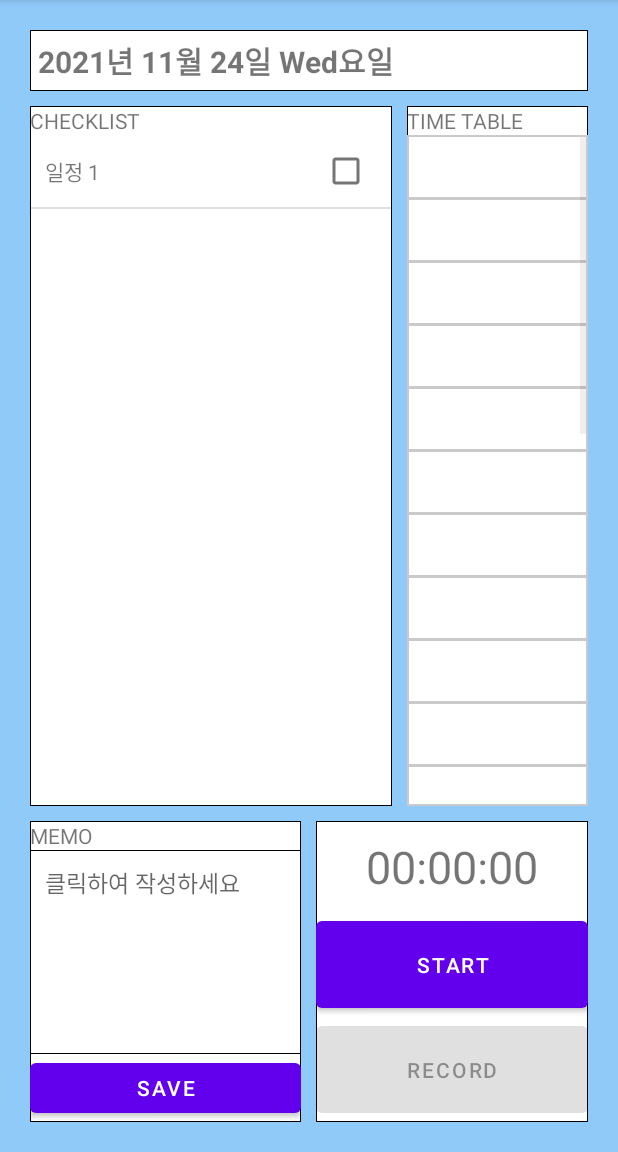
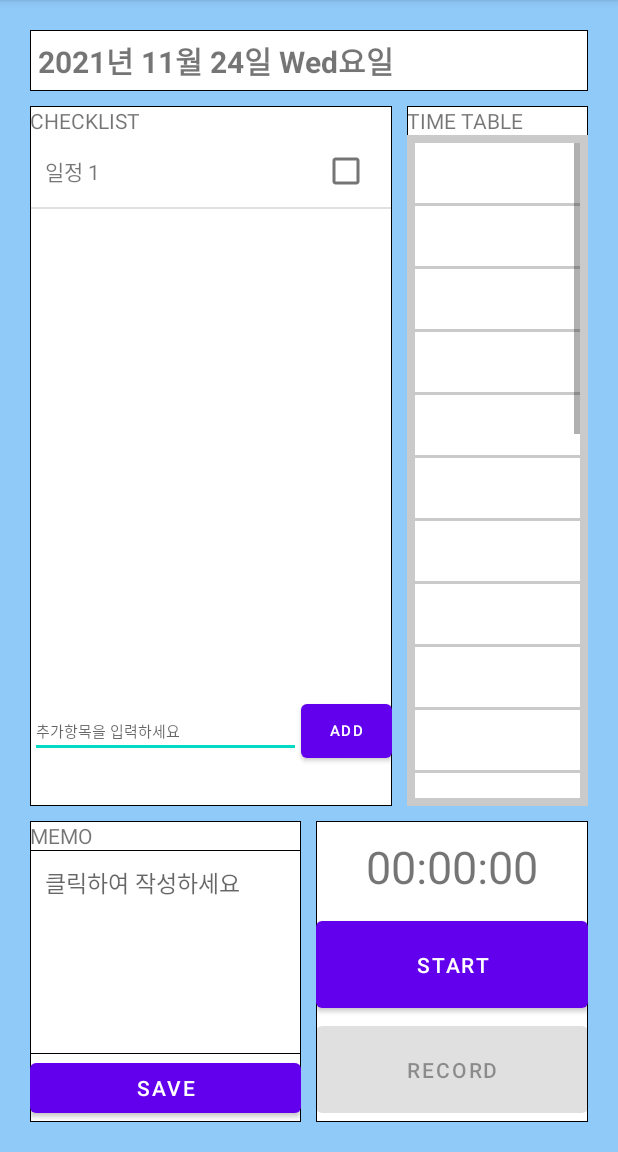
Before and after one commit to ymj07168/ForMyDay, an Android app: the DailyActivity screen opened directly, with no data from a screen before it, on a phone screen of 412 x 824 dp, the part 84-1236 px from its top. Run offline under Robolectric (Android 15) with nearby library versions, the phone set to English and light mode, and no system bars.

Commit message:
DailyActivity - 날짜, 스톱워치, 체크리스트, 메모 스톱워치_start, stop 구현 체크리스트_선택 기능만 구현 메모장_여러 줄 입력 구현 타임테이블 구현

```diff
--- a/app/build.gradle
+++ b/app/build.gradle
@@ -33,4 +33,6 @@ dependencies {
     testImplementation 'junit:junit:4.+'
     androidTestImplementation 'androidx.test.ext:junit:1.1.3'
     androidTestImplementation 'androidx.test.espresso:espresso-core:3.4.0'
+
+    implementation "androidx.drawerlayout:drawerlayout:1.1.1"
 }
--- a/app/src/main/java/smu_it/formyday/DailyActivity.java
+++ b/app/src/main/java/smu_it/formyday/DailyActivity.java
@@ -9,6 +9,7 @@ import android.os.Message;
 import android.os.SystemClock;
 import android.view.View;
 import android.widget.Button;
+import android.widget.EditText;
 import android.widget.GridView;
 import android.widget.ListView;
 import android.widget.TextView;
@@ -22,9 +23,11 @@ public class DailyActivity extends AppCompatActivity {
     TextView dateText;
     ListView checkList;
     GridView gridViewTime;
+    TimeTableAdapter timeTableAdapter;
     CheckListAdapter adapter;
-    TimeTableAdapter timeTableAdapter;
     ArrayList<String> listItem;
+    EditText addText;
+    Button addButton;
     TextView stopWatch;
     Button btnStart, btnRecord;
     final static int Init = 0;
@@ -48,6 +51,18 @@ public class DailyActivity extends AppCompatActivity {
         checkList.setAdapter(adapter);
         adapter.addItem("일정 1");
 
+        // 일정 항목 추가
+        addText = (EditText) findViewById(R.id.et_add);
+        addButton = (Button) findViewById(R.id.bt_add);
+        addButton = (Button) findViewById(R.id.bt_add);
+        addButton.setOnClickListener(new Button.OnClickListener() {
+            @Override
+            public void onClick(View view) {
+                adapter.addItem(addText.getText().toString());
+//                adapter.notifyDataSetChanged();
+                addText.setText("");
+            }
+        });
         stopWatch = (TextView) findViewById(R.id.tv_stopWatch);
         btnStart = (Button) findViewById(R.id.bt_start);
         btnRecord = (Button) findViewById(R.id.bt_record);
@@ -55,7 +70,6 @@ public class DailyActivity extends AppCompatActivity {
         gridViewTime = (GridView) findViewById(R.id.gv_TimeTable);
         timeTableAdapter = new TimeTableAdapter(this);
         gridViewTime.setAdapter(timeTableAdapter);
-
 
     }
 
--- /dev/null
+++ b/app/src/main/res/drawable/ic_baseline_menu_24.xml
@@ -0,0 +1,5 @@
+<vector android:height="48dp" android:tint="#FFFFFF"
+    android:viewportHeight="24" android:viewportWidth="24"
+    android:width="48dp" xmlns:android="http://schemas.android.com/apk/res/android">
+    <path android:fillColor="@android:color/white" android:pathData="M3,18h18v-2L3,16v2zM3,13h18v-2L3,11v2zM3,6v2h18L21,6L3,6z"/>
+</vector>
--- a/app/src/main/res/layout/activity_daily.xml
+++ b/app/src/main/res/layout/activity_daily.xml
@@ -41,8 +41,39 @@
             <ListView
                 android:id="@+id/lv_check"
                 android:layout_width="match_parent"
-                android:layout_height="456dp"
-                android:choiceMode="multipleChoice" />
+                android:layout_height="0dp"
+                android:layout_weight="7"
+                android:choiceMode="multipleChoice" >
+
+            </ListView>
+
+            <LinearLayout
+                android:layout_width="match_parent"
+                android:layout_height="0dp"
+                android:layout_weight="2"
+                android:orientation="horizontal"
+                android:gravity="center">
+
+                <EditText
+                    android:id="@+id/et_add"
+                    android:layout_width="0dp"
+                    android:layout_height="wrap_content"
+                    android:layout_weight="3"
+                    android:ems="10"
+                    android:inputType="textPersonName"
+                    android:hint="추가항목을 입력하세요"
+                    android:textSize="10dp" />
+
+                <Button
+                    android:id="@+id/bt_add"
+                    android:layout_width="0dp"
+                    android:layout_height="wrap_content"
+                    android:layout_weight="1"
+                    android:text="ADD"
+                    android:textSize="10dp" />
+
+
+            </LinearLayout>
 
         </LinearLayout>
 
@@ -65,7 +96,7 @@
                 android:layout_height="match_parent"
                 android:background="#CACACA"
                 android:numColumns="6"
-                android:padding="1dp"
+                android:padding="5dp"
                 android:verticalSpacing="2dp"
                 android:horizontalSpacing="2dp"/>
 
--- a/app/src/main/res/values/strings.xml
+++ b/app/src/main/res/values/strings.xml
@@ -5,4 +5,6 @@
         <item>일정 2</item>
         <item>일정 3</item>
     </string-array>
+    <string name="open">drawer_open</string>
+    <string name="closed">drawer_close</string>
 </resources>
```
Also changed, not shown: app/src/main/res/layout/menubar.xml (added, +19 -0 lines), app/src/main/res/layout/menuheader.xml (added, +18 -0 lines), app/src/main/res/menu/drawerlayout.xml (added, +12 -0 lines).
